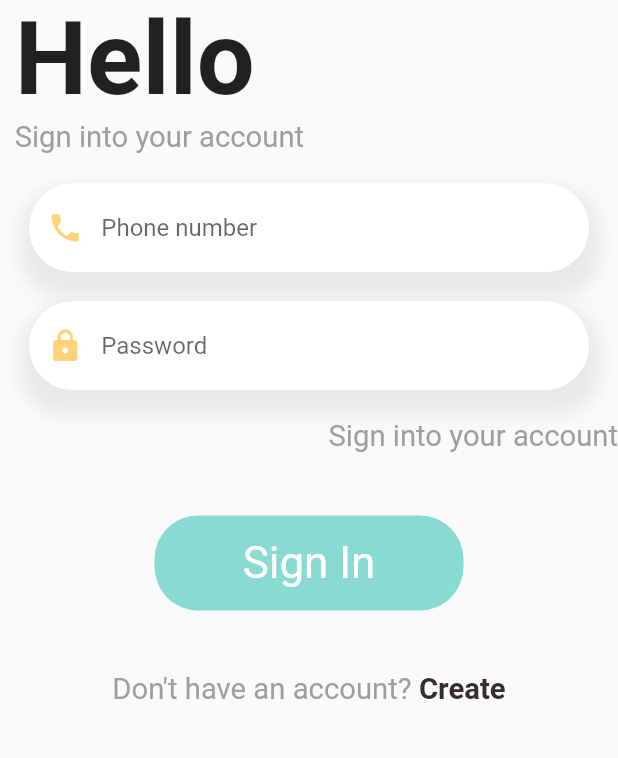
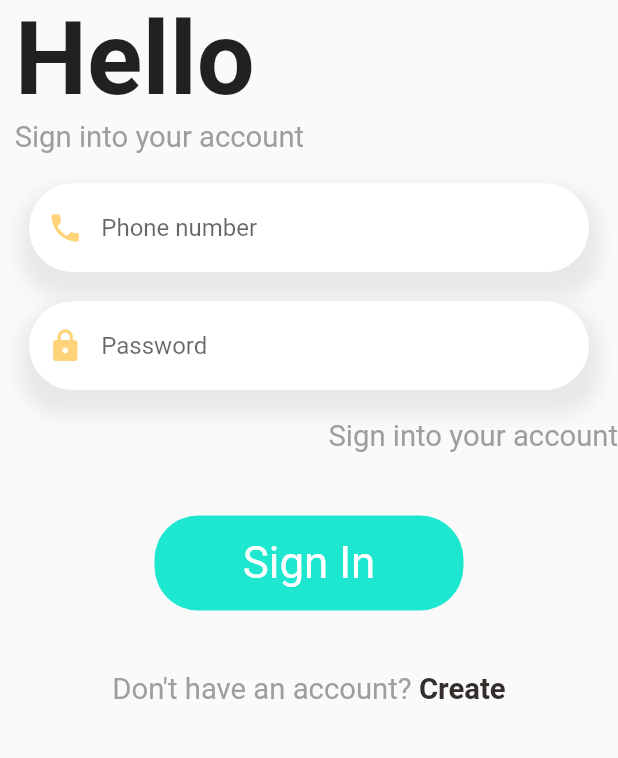
Before and after one commit to fasil712/food_delivery_app, a Flutter app: the screen it shows after launch, on a phone screen of 412 x 824 dp, the part 302-1060 px from its top. Run offline on Flutter 3.47's test engine with Material 2 defaults, Android fonts, the phone set to English and light mode, and no system bars; our stand-ins replace dots_indicator, geocoding, geolocator, get, google_maps_flutter, shared_preferences; accounts and stored records are empty; network calls fail.

Commit message:
update commit

```diff
--- a/lib/utilities/colors.dart
+++ b/lib/utilities/colors.dart
@@ -2,7 +2,7 @@ import 'dart:ui';
 
 class AppColors {
   static const Color textColor = Color(0xFFccc7c5);
-  static const Color mainColor = Color(0xFF89dad0);
+  static const Color mainColor = Color.fromARGB(255, 30, 231, 208);
 
   static const Color iconColor1 = Color(0xFFffd28d);
   static const Color iconColor2 = Color(0xFFfcab88);
--- a/pubspec.yaml
+++ b/pubspec.yaml
@@ -80,6 +80,8 @@ flutter:
     - assets/image/facebook.png
     - assets/image/twitter.png
     - assets/image/gmail.png
+    - assets/image/empty_box.png
+
   #   - images/a_dot_ham.jpeg
 
   # An image asset can refer to one or more resolution-specific "variants", see
```
Also changed, not shown: assets/image/empty_box.png (added).
